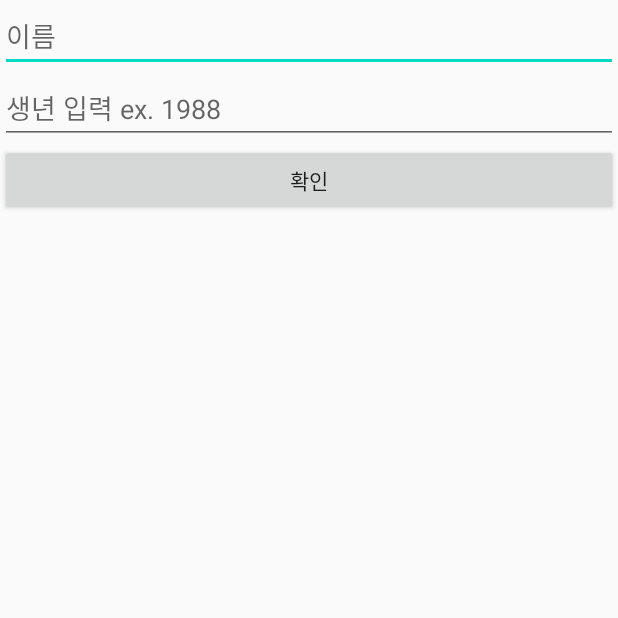
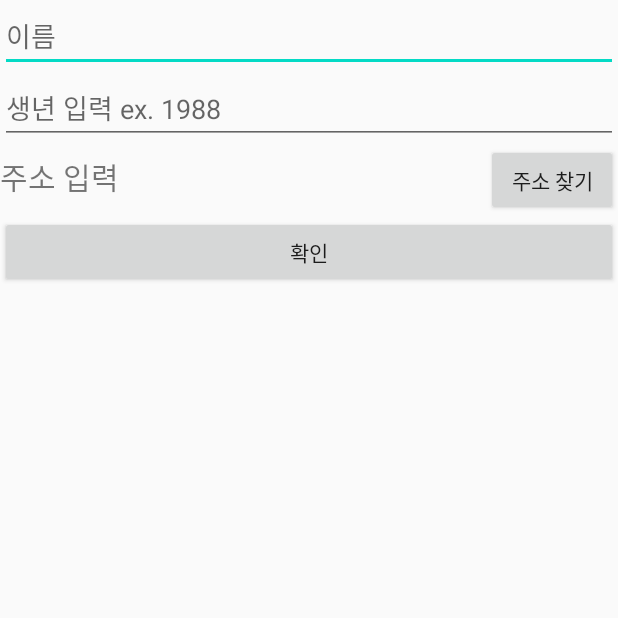
Before and after one commit to RobertHan96/SignupExample_0408, an Android app: the screen it shows after launch (EditNameActivity), on a phone screen of 412 x 824 dp, the top half of it. Run offline under Robolectric (Android 15) with nearby library versions, the phone set to English and light mode, and no system bars.

Commit message:
10th commit : 주소 입력 화면 레이아웃 완료

```diff
--- a/app/src/main/AndroidManifest.xml
+++ b/app/src/main/AndroidManifest.xml
@@ -9,6 +9,7 @@
         android:roundIcon="@mipmap/ic_launcher_round"
         android:supportsRtl="true"
         android:theme="@style/AppTheme">
+        <activity android:name=".EditAddressActivity"></activity>
         <activity android:name=".EditNameActivity">
             <intent-filter>
                 <action android:name="android.intent.action.MAIN" />
@@ -17,8 +18,7 @@
             </intent-filter>
         </activity>
         <activity android:name=".MyPageActivity" />
-        <activity android:name=".MainActivity">
-        </activity>
+        <activity android:name=".MainActivity"></activity>
     </application>
 
 </manifest>
--- a/app/src/main/res/layout/activity_edit_name.xml
+++ b/app/src/main/res/layout/activity_edit_name.xml
@@ -19,6 +19,31 @@
         android:layout_height="wrap_content"
         android:inputType="number"
         android:hint="생년 입력 ex. 1988"/>
+
+    <LinearLayout
+        android:layout_width="match_parent"
+        android:layout_height="wrap_content"
+        android:orientation="horizontal">
+
+        <TextView
+            android:id="@+id/addressText"
+            android:layout_width="wrap_content"
+            android:layout_height="wrap_content"
+            android:text="주소 입력"
+            android:textSize="20sp"/>
+        <TextView
+            android:layout_width="0dp"
+            android:layout_height="wrap_content"
+            android:layout_weight="1"/>
+
+        <Button
+            android:id="@+id/inputAddressBtn"
+            android:layout_width="wrap_content"
+            android:layout_height="wrap_content"
+            android:text="주소 찾기"/>
+
+    </LinearLayout>
+
     <Button
         android:id="@+id/getUserName"
         android:layout_width="match_parent"
```
Also changed, not shown: app/src/main/java/com/nexon/signupexample_0408/EditAddressActivity.kt (added, +12 -0 lines), app/src/main/res/layout/activity_edit_address.xml (added, +30 -0 lines).
